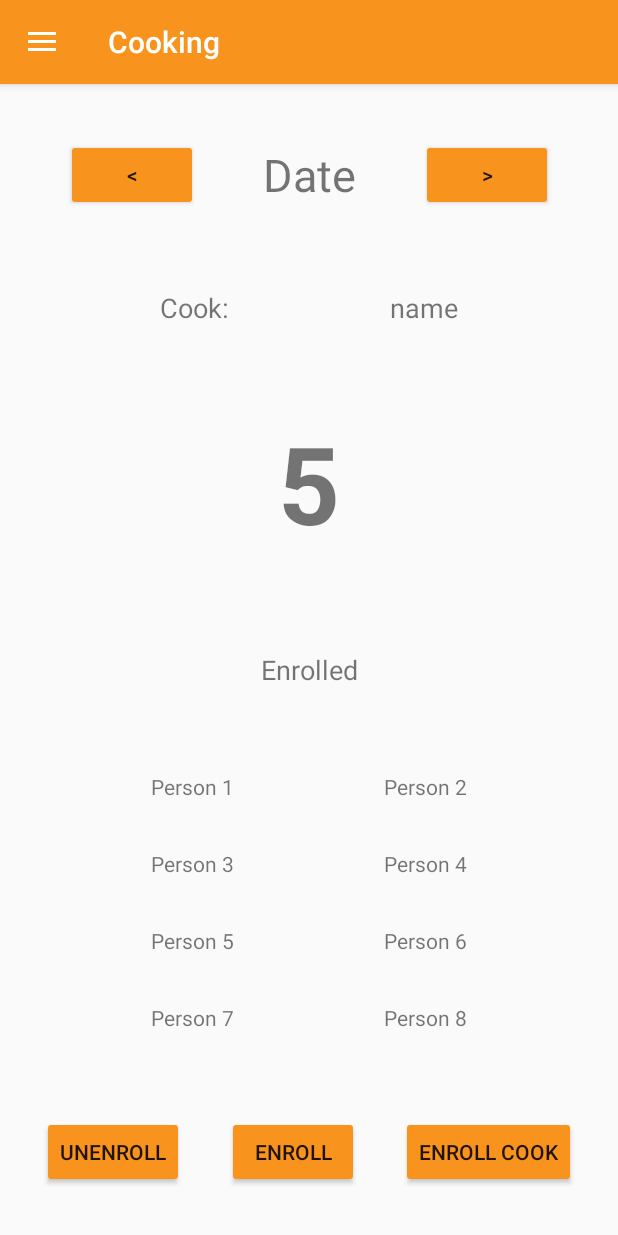
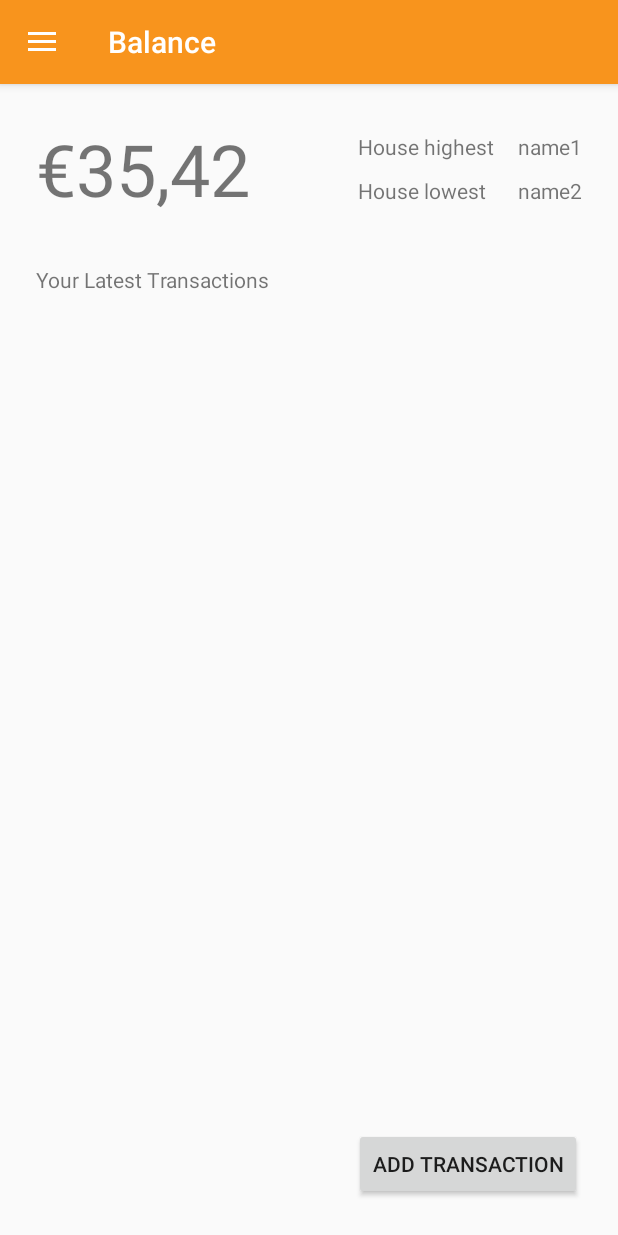
Before and after one commit to CoenNeefjes/Dirty-A-App, an Android app: the screen it shows after launch (MainActivity), in the side drawer, after a tap on "Balance", on a phone screen of 412 x 824 dp. Run offline under Robolectric (Android 15) with nearby library versions, the phone set to English and light mode, and no system bars.

Commit message:
started working on balance screen

```diff
--- a/app/src/main/java/com/example/dirty_a/MainActivity.java
+++ b/app/src/main/java/com/example/dirty_a/MainActivity.java
@@ -15,6 +15,7 @@ import android.support.v7.widget.Toolbar;
 import android.view.Menu;
 import android.view.MenuItem;
 
+import com.example.dirty_a.fragments.BalanceOverviewFragment;
 import com.example.dirty_a.fragments.CookingOverviewFragment;
 import com.example.dirty_a.fragments.DeviceListFragment;
 import com.example.dirty_a.fragments.WelcomeFragment;
@@ -109,7 +110,7 @@ public class MainActivity extends AppCompatActivity
         } else if (id == R.id.nav_cooking) {
             fragment = new CookingOverviewFragment();
         } else if (id == R.id.nav_balance) {
-
+            fragment = new BalanceOverviewFragment();
         } else if (id == R.id.nav_settings) {
 
         } else if (id == R.id.nav_logout) {
--- /dev/null
+++ b/app/src/main/java/com/example/dirty_a/fragments/BalanceOverviewFragment.java
@@ -0,0 +1,29 @@
+package com.example.dirty_a.fragments;
+
+import android.os.Bundle;
+import android.support.annotation.NonNull;
+import android.support.annotation.Nullable;
+import android.support.v4.app.Fragment;
+import android.view.LayoutInflater;
+import android.view.View;
+import android.view.ViewGroup;
+
+import com.example.dirty_a.R;
+
+public class BalanceOverviewFragment extends Fragment {
+
+    @Nullable
+    @Override
+    public View onCreateView(@NonNull LayoutInflater inflater, @Nullable ViewGroup container, @Nullable Bundle savedInstanceState) {
+        getActivity().setTitle("Balance");
+        return inflater.inflate(R.layout.fragment_balance_overview, container, false);
+    }
+
+    @Override
+    public void onActivityCreated(@Nullable Bundle savedInstanceState) {
+        super.onActivityCreated(savedInstanceState);
+    }
+
+    //TODO: make balance list with 3 columns: date, subject, your balance difference
+
+}
--- /dev/null
+++ b/app/src/main/res/layout/fragment_balance_overview.xml
@@ -0,0 +1,101 @@
+<?xml version="1.0" encoding="utf-8"?>
+<android.support.constraint.ConstraintLayout
+    xmlns:android="http://schemas.android.com/apk/res/android"
+    xmlns:app="http://schemas.android.com/apk/res-auto"
+    xmlns:tools="http://schemas.android.com/tools"
+    android:layout_width="match_parent"
+    android:layout_height="match_parent">
+
+    <TextView
+        android:id="@+id/textView3"
+        android:layout_width="wrap_content"
+        android:layout_height="wrap_content"
+        android:layout_marginStart="24dp"
+        android:layout_marginTop="24dp"
+        android:text="&#8364;"
+        android:textSize="48sp"
+        app:layout_constraintStart_toStartOf="parent"
+        app:layout_constraintTop_toTopOf="parent" />
+
+    <TextView
+        android:id="@+id/textView4"
+        android:layout_width="wrap_content"
+        android:layout_height="wrap_content"
+        android:text="35,42"
+        android:textSize="48sp"
+        app:layout_constraintBottom_toBottomOf="@+id/textView3"
+        app:layout_constraintStart_toEndOf="@+id/textView3"
+        app:layout_constraintTop_toTopOf="@+id/textView3" />
+
+    <TextView
+        android:id="@+id/textView16"
+        android:layout_width="wrap_content"
+        android:layout_height="wrap_content"
+        android:layout_marginTop="8dp"
+        android:layout_marginEnd="16dp"
+        android:text="House highest"
+        app:layout_constraintEnd_toStartOf="@+id/textView18"
+        app:layout_constraintTop_toTopOf="@+id/textView4" />
+
+    <TextView
+        android:id="@+id/textView17"
+        android:layout_width="wrap_content"
+        android:layout_height="wrap_content"
+        android:layout_marginBottom="8dp"
+        android:text="House lowest"
+        app:layout_constraintBottom_toBottomOf="@+id/textView4"
+        app:layout_constraintStart_toStartOf="@+id/textView16" />
+
+    <TextView
+        android:id="@+id/textView18"
+        android:layout_width="wrap_content"
+        android:layout_height="wrap_content"
+        android:layout_marginEnd="24dp"
+        android:text="name1"
+        app:layout_constraintBottom_toBottomOf="@+id/textView16"
+        app:layout_constraintEnd_toEndOf="parent"
+        app:layout_constraintTop_toTopOf="@+id/textView16" />
+
+    <TextView
+        android:id="@+id/textView19"
+        android:layout_width="wrap_content"
+        android:layout_height="wrap_content"
+        android:text="name2"
+        app:layout_constraintBottom_toBottomOf="@+id/textView17"
+        app:layout_constraintStart_toStartOf="@+id/textView18"
+        app:layout_constraintTop_toTopOf="@+id/textView17" />
+
+    <TextView
+        android:id="@+id/textView20"
+        android:layout_width="wrap_content"
+        android:layout_height="wrap_content"
+        android:layout_marginTop="32dp"
+        android:text="Your Latest Transactions"
+        app:layout_constraintStart_toStartOf="@+id/textView3"
+        app:layout_constraintTop_toBottomOf="@+id/textView4" />
+
+    <ScrollView
+        android:layout_width="409dp"
+        android:layout_height="0dp"
+        android:layout_marginTop="16dp"
+        android:layout_marginBottom="24dp"
+        app:layout_constraintBottom_toTopOf="@+id/button"
+        app:layout_constraintTop_toBottomOf="@+id/textView20"
+        tools:layout_editor_absoluteX="1dp">
+
+        <LinearLayout
+            android:layout_width="match_parent"
+            android:layout_height="wrap_content"
+            android:orientation="vertical" />
+    </ScrollView>
+
+    <Button
+        android:id="@+id/button"
+        android:layout_width="wrap_content"
+        android:layout_height="wrap_content"
+        android:layout_marginEnd="24dp"
+        android:layout_marginBottom="24dp"
+        android:text="Add Transaction"
+        app:layout_constraintBottom_toBottomOf="parent"
+        app:layout_constraintEnd_toEndOf="parent" />
+</android.support.constraint.ConstraintLayout>
```
